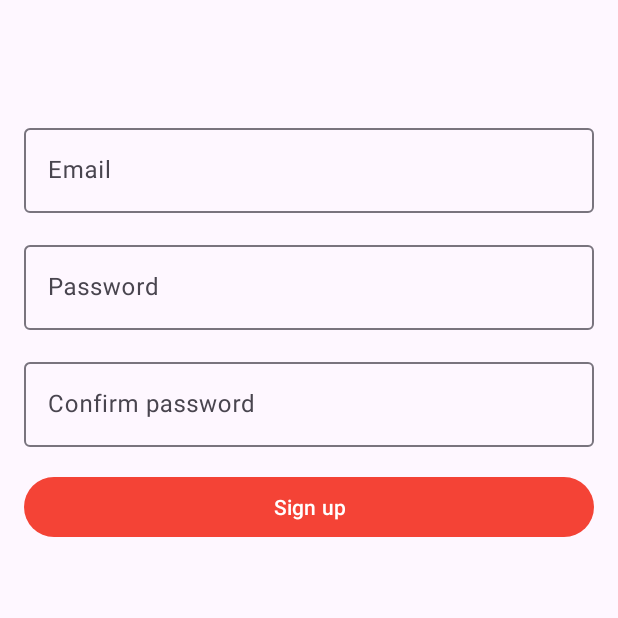
After one commit to Glootie-MGF/PI_SniffSnap_GarciaFernandezMarta, an Android app: the SignUpFragment screen opened through its navigation route, on a phone screen of 412 x 824 dp, the top half of it. The commit adds this screen. Run offline under Robolectric (Android 15) with nearby library versions, the phone set to English and light mode, and no system bars; our stand-ins replace data binding.

Commit message:
Creacion de fragments para autentificacion

```diff
--- a/app/build.gradle.kts
+++ b/app/build.gradle.kts
@@ -65,6 +65,9 @@ dependencies {
     implementation("com.google.firebase:firebase-database:20.3.0")
     implementation("com.google.firebase:firebase-storage:20.3.0")
     implementation("androidx.activity:activity:1.8.0")
+    // Para navegar entre fragments
+    implementation("androidx.navigation:navigation-fragment-ktx:2.7.7")
+    implementation("androidx.navigation:navigation-ui-ktx:2.7.7")
 
     testImplementation("junit:junit:4.13.2")
     androidTestImplementation("androidx.test.ext:junit:1.1.5")
--- /dev/null
+++ b/app/src/main/java/com/example/pi_sniffsnap_garciafernandezmarta/auth/LoginActivity.kt
@@ -0,0 +1,17 @@
+package com.example.pi_sniffsnap_garciafernandezmarta.auth
+
+import android.os.Bundle
+import androidx.activity.enableEdgeToEdge
+import androidx.appcompat.app.AppCompatActivity
+import androidx.core.view.ViewCompat
+import androidx.core.view.WindowInsetsCompat
+import com.example.pi_sniffsnap_garciafernandezmarta.R
+import com.example.pi_sniffsnap_garciafernandezmarta.databinding.ActivityLoginBinding
+
+class LoginActivity : AppCompatActivity() {
+    override fun onCreate(savedInstanceState: Bundle?) {
+        super.onCreate(savedInstanceState)
+        val binding = ActivityLoginBinding.inflate(layoutInflater)
+        setContentView(binding.root)
+    }
+}
--- /dev/null
+++ b/app/src/main/java/com/example/pi_sniffsnap_garciafernandezmarta/auth/LoginFragment.kt
@@ -0,0 +1,21 @@
+package com.example.pi_sniffsnap_garciafernandezmarta.auth
+
+import android.os.Bundle
+import androidx.fragment.app.Fragment
+import android.view.LayoutInflater
+import android.view.View
+import android.view.ViewGroup
+import com.example.pi_sniffsnap_garciafernandezmarta.R
+import com.example.pi_sniffsnap_garciafernandezmarta.databinding.FragmentLoginBinding
+
+class LoginFragment : Fragment() {
+
+    override fun onCreateView(
+        inflater: LayoutInflater, container: ViewGroup?,
+        savedInstanceState: Bundle?
+    ): View {
+        val binding = FragmentLoginBinding.inflate(layoutInflater)
+        return binding.root
+    }
+
+}
--- /dev/null
+++ b/app/src/main/java/com/example/pi_sniffsnap_garciafernandezmarta/auth/SignUpFragment.kt
@@ -0,0 +1,21 @@
+package com.example.pi_sniffsnap_garciafernandezmarta.auth
+
+import android.os.Bundle
+import androidx.fragment.app.Fragment
+import android.view.LayoutInflater
+import android.view.View
+import android.view.ViewGroup
+import com.example.pi_sniffsnap_garciafernandezmarta.R
+import com.example.pi_sniffsnap_garciafernandezmarta.databinding.FragmentSignUpBinding
+
+class SignUpFragment : Fragment() {
+
+    override fun onCreateView(
+        inflater: LayoutInflater, container: ViewGroup?,
+        savedInstanceState: Bundle?
+    ): View {
+        val binding = FragmentSignUpBinding.inflate(layoutInflater)
+        return binding.root
+    }
+
+}
--- /dev/null
+++ b/app/src/main/res/layout/activity_login.xml
@@ -0,0 +1,13 @@
+<?xml version="1.0" encoding="utf-8"?>
+<layout xmlns:android="http://schemas.android.com/apk/res/android"
+    xmlns:app="http://schemas.android.com/apk/res-auto">
+
+    <androidx.fragment.app.FragmentContainerView
+        android:id="@+id/nav_host_fragment"
+        android:name="androidx.navigation.fragment.NavHostFragment"
+        android:layout_width="match_parent"
+        android:layout_height="match_parent"
+        app:defaultNavHost="true"
+        app:navGraph="@navigation/auth_nav_graph" />
+
+</layout>
--- /dev/null
+++ b/app/src/main/res/layout/fragment_sign_up.xml
@@ -0,0 +1,75 @@
+<?xml version="1.0" encoding="utf-8"?>
+<layout xmlns:android="http://schemas.android.com/apk/res/android"
+    xmlns:tools="http://schemas.android.com/tools">
+
+    <LinearLayout
+        android:layout_width="match_parent"
+        android:layout_height="match_parent"
+        android:orientation="vertical"
+        tools:context=".auth.LoginActivity">
+
+        <androidx.appcompat.widget.Toolbar
+            android:id="@+id/sign_up_toolbar"
+            android:layout_width="match_parent"
+            android:layout_height="wrap_content"
+            android:minHeight="?attr/actionBarSize" />
+
+        <com.google.android.material.textfield.TextInputLayout
+            android:id="@+id/email_input"
+            android:layout_width="match_parent"
+            android:layout_height="wrap_content"
+            android:layout_marginStart="16dp"
+            android:layout_marginTop="16dp"
+            android:layout_marginEnd="16dp">
+
+            <EditText
+                android:id="@+id/email_edit"
+                android:layout_width="match_parent"
+                android:layout_height="wrap_content"
+                android:autofillHints="emailAddress"
+                android:hint="@string/email"
+                android:inputType="textEmailAddress" />
+        </com.google.android.material.textfield.TextInputLayout>
+
+        <com.google.android.material.textfield.TextInputLayout
+            android:id="@+id/password_input"
+            android:layout_width="match_parent"
+            android:layout_height="wrap_content"
+            android:layout_marginStart="16dp"
+            android:layout_marginTop="16dp"
+            android:layout_marginEnd="16dp">
+
+            <EditText
+                android:id="@+id/password_edit"
+                android:layout_width="match_parent"
+                android:layout_height="wrap_content"
+                android:autofillHints="password"
+                android:hint="@string/password"
+                android:inputType="textPassword" />
+        </com.google.android.material.textfield.TextInputLayout>
+
+        <com.google.android.material.textfield.TextInputLayout
+            android:id="@+id/confirm_password_input"
+            android:layout_width="match_parent"
+            android:layout_height="wrap_content"
+            android:layout_margin="16dp">
+
+            <EditText
+                android:id="@+id/confirm_password_edit"
+                android:layout_width="match_parent"
+                android:layout_height="wrap_content"
+                android:autofillHints="password"
+                android:hint="@string/confirm_password"
+                android:inputType="textPassword" />
+        </com.google.android.material.textfield.TextInputLayout>
+
+        <Button
+            android:id="@+id/sign_up_button"
+            android:layout_width="match_parent"
+            android:layout_height="wrap_content"
+            android:layout_marginStart="16dp"
+            android:layout_marginEnd="16dp"
+            android:text="@string/sign_up" />
+
+    </LinearLayout>
+</layout>
--- /dev/null
+++ b/app/src/main/res/navigation/auth_nav_graph.xml
@@ -0,0 +1,19 @@
+<?xml version="1.0" encoding="utf-8"?>
+<navigation xmlns:android="http://schemas.android.com/apk/res/android"
+    xmlns:app="http://schemas.android.com/apk/res-auto"
+    android:id="@+id/auth_nav_graph"
+    app:startDestination="@id/loginFragment">
+
+    <fragment
+        android:id="@+id/loginFragment"
+        android:name="com.example.pi_sniffsnap_garciafernandezmarta.auth.LoginFragment"
+        android:label="LoginFragment" >
+        <action
+            android:id="@+id/action_loginFragment_to_signUpFragment"
+            app:destination="@id/signUpFragment" />
+    </fragment>
+    <fragment
+        android:id="@+id/signUpFragment"
+        android:name="com.example.pi_sniffsnap_garciafernandezmarta.auth.SignUpFragment"
+        android:label="SignUpFragment" />
+</navigation>
--- a/app/src/main/res/values/strings.xml
+++ b/app/src/main/res/values/strings.xml
@@ -10,4 +10,13 @@
     <string name="dog_life_expectancy_format">%s years</string>
     <string name="unknown_error">ERROR undefined status</string>
     <string name="error_unknown_host_exc">ERROR no internet connection</string>
+    <!-- TODO: Remove or change this placeholder text -->
+    <string name="hello_blank_fragment">Hello blank fragment</string>
+    <string name="email">Email</string>
+    <string name="password">Password</string>
+    <string name="login">Login</string>
+    <string name="do_not_have_an_account">Do not have an account?</string>
+    <string name="register">Register</string>
+    <string name="confirm_password">Confirm password</string>
+    <string name="sign_up">Sign up</string>
 </resources>
```
Also changed, not shown: app/src/main/AndroidManifest.xml (+9 -5 lines), app/src/main/res/layout/fragment_login.xml (added, +72 -0 lines).
